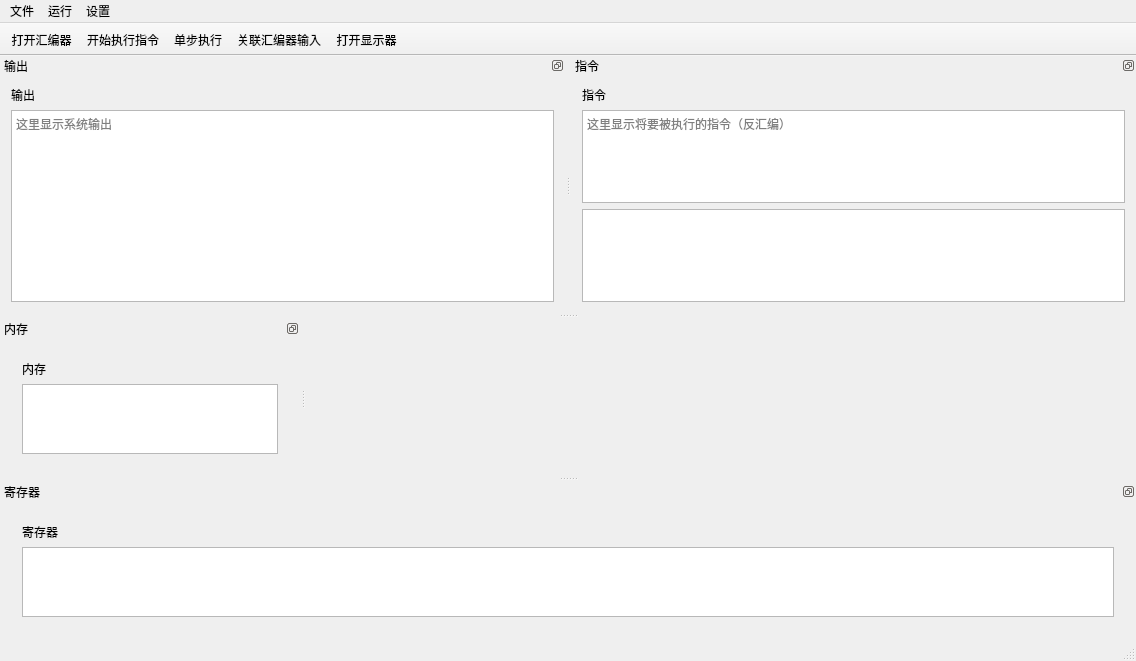
This is MIPS_simulator.ui in Lvcenia/MIPS_Simulator as Qt 5 draws it before an edit. The edited form follows.
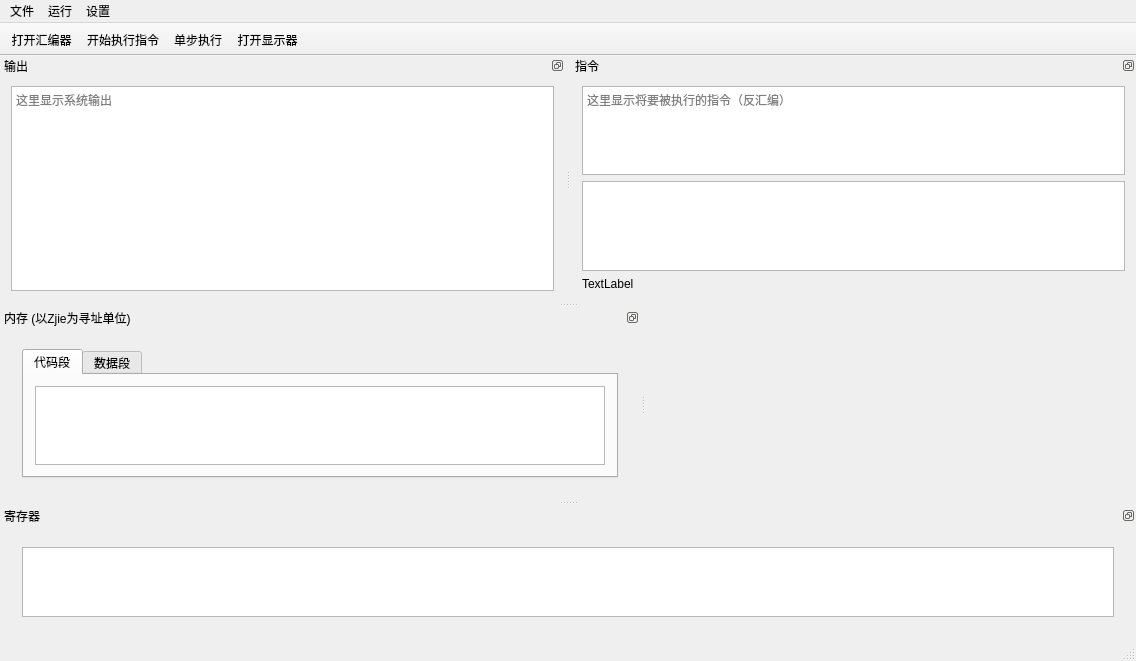
This is the edited form.

Commit message: 界面和内存重写

```diff
--- a/MIPS_simulator.ui
+++ b/MIPS_simulator.ui
@@ -59,7 +59,6 @@
    <addaction name="actionOpenAssembler"/>
    <addaction name="actionSysExec"/>
    <addaction name="actionStepInto"/>
-   <addaction name="actionCollabInput"/>
    <addaction name="actionOpenDisplay"/>
   </widget>
   <widget class="QStatusBar" name="statusBar"/>
@@ -78,13 +77,6 @@
      <item>
       <widget class="QWidget" name="widget_2" native="true">
        <layout class="QVBoxLayout" name="verticalLayout_2">
-        <item>
-         <widget class="QLabel" name="label">
-          <property name="text">
-           <string>寄存器</string>
-          </property>
-         </widget>
-        </item>
         <item>
          <widget class="QTableView" name="tableViewRegs"/>
         </item>
@@ -121,13 +113,6 @@
         <property name="bottomMargin">
          <number>0</number>
         </property>
-        <item>
-         <widget class="QLabel" name="label_4">
-          <property name="text">
-           <string>输出</string>
-          </property>
-         </widget>
-        </item>
         <item>
          <widget class="QTextEdit" name="textEditOUT">
           <property name="readOnly">
@@ -171,13 +156,6 @@
         <property name="bottomMargin">
          <number>0</number>
         </property>
-        <item>
-         <widget class="QLabel" name="label_3">
-          <property name="text">
-           <string>指令</string>
-          </property>
-         </widget>
-        </item>
         <item>
          <widget class="QTextEdit" name="textEditInstrs">
           <property name="placeholderText">
@@ -188,6 +166,13 @@
         <item>
          <widget class="QTableView" name="tableViewInstrs"/>
         </item>
+        <item>
+         <widget class="QLabel" name="labelPC">
+          <property name="text">
+           <string>TextLabel</string>
+          </property>
+         </widget>
+        </item>
        </layout>
       </widget>
      </item>
@@ -195,11 +180,23 @@
    </widget>
   </widget>
   <widget class="QDockWidget" name="dockWidget_2">
+   <property name="sizePolicy">
+    <sizepolicy hsizetype="Expanding" vsizetype="Preferred">
+     <horstretch>0</horstretch>
+     <verstretch>0</verstretch>
+    </sizepolicy>
+   </property>
+   <property name="minimumSize">
+    <size>
+     <width>640</width>
+     <height>192</height>
+    </size>
+   </property>
    <property name="features">
     <set>QDockWidget::DockWidgetFloatable|QDockWidget::DockWidgetMovable</set>
    </property>
    <property name="windowTitle">
-    <string>内存</string>
+    <string>内存 (以Zjie为寻址单位)</string>
    </property>
    <attribute name="dockWidgetArea">
     <number>1</number>
@@ -210,17 +207,34 @@
       <widget class="QWidget" name="widget" native="true">
        <layout class="QVBoxLayout" name="verticalLayout_3">
         <item>
-         <widget class="QLabel" name="label_2">
-          <property name="text">
-           <string>内存</string>
+         <widget class="QTabWidget" name="tabWidget">
+          <property name="currentIndex">
+           <number>0</number>
           </property>
-         </widget>
-        </item>
-        <item>
-         <widget class="QTableView" name="tableViewMemory">
-          <property name="editTriggers">
-           <set>QAbstractItemView::NoEditTriggers</set>
-          </property>
+          <widget class="QWidget" name="tab">
+           <attribute name="title">
+            <string>代码段</string>
+           </attribute>
+           <layout class="QVBoxLayout" name="verticalLayout">
+            <item>
+             <widget class="QTableView" name="tableViewMemory_Text">
+              <property name="editTriggers">
+               <set>QAbstractItemView::NoEditTriggers</set>
+              </property>
+             </widget>
+            </item>
+           </layout>
+          </widget>
+          <widget class="QWidget" name="tab_2">
+           <attribute name="title">
+            <string>数据段</string>
+           </attribute>
+           <layout class="QVBoxLayout" name="verticalLayout_10">
+            <item>
+             <widget class="QTableView" name="tableViewMemory_Data"/>
+            </item>
+           </layout>
+          </widget>
          </widget>
         </item>
        </layout>
```
Left out of the diff: 30 changed lines with no effect on the pictures. The commit also changes 15 other files.
